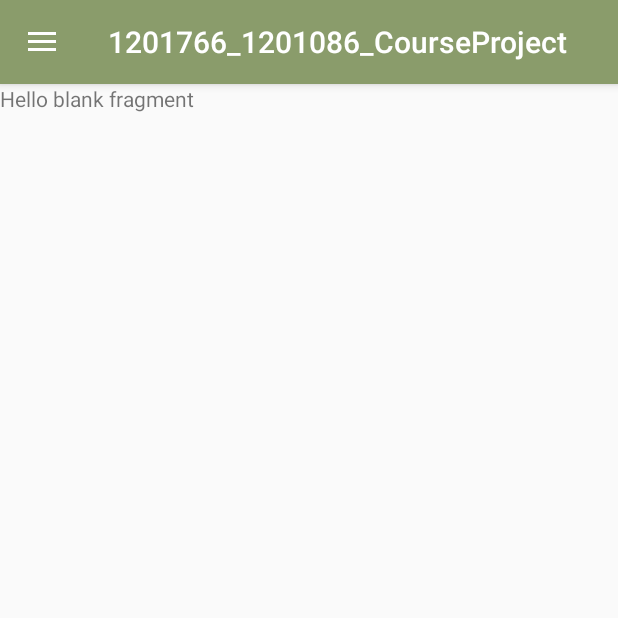
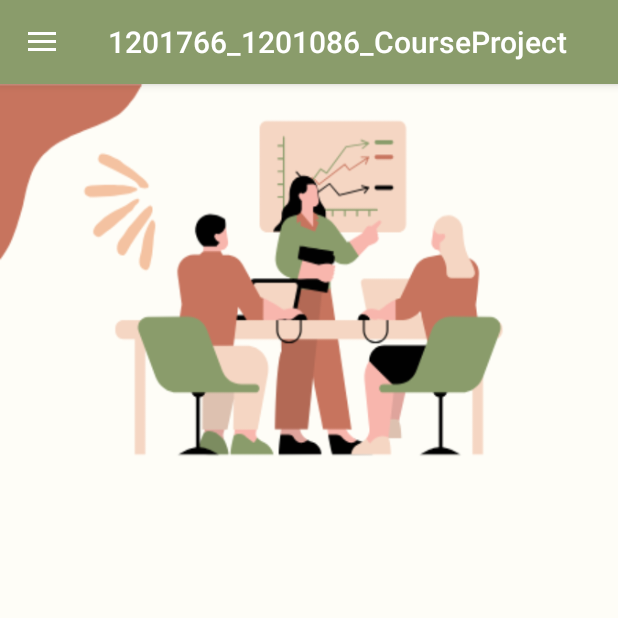
Before and after one commit to zainabja52/AndroidProject, an Android app: the TodayFragment screen opened directly, with no data from a screen before it, on a phone screen of 412 x 824 dp, the top half of it. Run offline under Robolectric (Android 15) with nearby library versions, the phone set to English and light mode, and no system bars.

Commit message:
Update task management and layout files for improved functionality

```diff
--- a/app/src/main/java/com/example/a1201766_1201086_courseproject/AllTasksFragment.java
+++ b/app/src/main/java/com/example/a1201766_1201086_courseproject/AllTasksFragment.java
@@ -67,7 +67,6 @@ public class AllTasksFragment extends Fragment {
         dateKeys.sort(String::compareTo); // Sort dates chronologically
 
         // Set adapter to display the tasks
-        recyclerView.setAdapter(new TaskAdapter(groupedTasks, dateKeys));
+        recyclerView.setAdapter(new TaskAdapter(getContext(), groupedTasks, taskDatabaseHelper));
     }
-
 }
--- a/app/src/main/java/com/example/a1201766_1201086_courseproject/CompletedTasksFragment.java
+++ b/app/src/main/java/com/example/a1201766_1201086_courseproject/CompletedTasksFragment.java
@@ -64,6 +64,6 @@ public class CompletedTasksFragment extends Fragment {
         dateKeys.sort(String::compareTo);
 
         // Bind grouped tasks to RecyclerView
-        recyclerView.setAdapter(new TaskAdapter(groupedTasks, dateKeys));
+        recyclerView.setAdapter(new TaskAdapter(getContext(), groupedTasks, taskDatabaseHelper));
     }
 }
--- a/app/src/main/java/com/example/a1201766_1201086_courseproject/TodayFragment.java
+++ b/app/src/main/java/com/example/a1201766_1201086_courseproject/TodayFragment.java
@@ -1,64 +1,83 @@
 package com.example.a1201766_1201086_courseproject;
 
+import android.content.Context;
+import android.content.SharedPreferences;
+import android.database.Cursor;
 import android.os.Bundle;
-
-import androidx.fragment.app.Fragment;
-
 import android.view.LayoutInflater;
 import android.view.View;
 import android.view.ViewGroup;
 
-/**
- * A simple {@link Fragment} subclass.
- * Use the {@link TodayFragment#newInstance} factory method to
- * create an instance of this fragment.
- */
+import androidx.annotation.NonNull;
+import androidx.annotation.Nullable;
+import androidx.fragment.app.Fragment;
+import androidx.recyclerview.widget.LinearLayoutManager;
+import androidx.recyclerview.widget.RecyclerView;
+
+import java.text.SimpleDateFormat;
+import java.util.ArrayList;
+import java.util.Date;
+import java.util.List;
+import java.util.Locale;
+
 public class TodayFragment extends Fragment {
 
-    // TODO: Rename parameter arguments, choose names that match
-    // the fragment initialization parameters, e.g. ARG_ITEM_NUMBER
-    private static final String ARG_PARAM1 = "param1";
-    private static final String ARG_PARAM2 = "param2";
+    private RecyclerView recyclerView;
+    private TodayTaskAdapter taskAdapter;
+    private TaskDatabaseHelper taskDatabaseHelper;
+    private List<Task> todayTasks;
 
-    // TODO: Rename and change types of parameters
-    private String mParam1;
-    private String mParam2;
+    @Nullable
+    @Override
+    public View onCreateView(@NonNull LayoutInflater inflater, @Nullable ViewGroup container,
+                             @Nullable Bundle savedInstanceState) {
+        View view = inflater.inflate(R.layout.fragment_today, container, false);
 
-    public TodayFragment() {
-        // Required empty public constructor
+        // Initialize views
+        recyclerView = view.findViewById(R.id.recyclerViewTodayTasks);
+        recyclerView.setLayoutManager(new LinearLayoutManager(getContext()));
+
+        // Initialize helper and task list
+        taskDatabaseHelper = new TaskDatabaseHelper(getContext());
+        todayTasks = new ArrayList<>();
+
+        // Load today's tasks
+        loadTodayTasks();
+
+        // Set up adapter
+        taskAdapter = new TodayTaskAdapter(getContext(), todayTasks, taskDatabaseHelper);
+        recyclerView.setAdapter(taskAdapter);
+
+        return view;
     }
 
-    /**
-     * Use this factory method to create a new instance of
-     * this fragment using the provided parameters.
-     *
-     * @param param1 Parameter 1.
-     * @param param2 Parameter 2.
-     * @return A new instance of fragment TodayFragment.
-     */
-    // TODO: Rename and change types and number of parameters
-    public static TodayFragment newInstance(String param1, String param2) {
-        TodayFragment fragment = new TodayFragment();
-        Bundle args = new Bundle();
-        args.putString(ARG_PARAM1, param1);
-        args.putString(ARG_PARAM2, param2);
-        fragment.setArguments(args);
-        return fragment;
-    }
+    private void loadTodayTasks() {
+        // Get logged-in user's email
+        SharedPreferences preferences = getActivity().getSharedPreferences("USER_PREF", Context.MODE_PRIVATE);
+        String userEmail = preferences.getString("email", "");
 
-    @Override
-    public void onCreate(Bundle savedInstanceState) {
-        super.onCreate(savedInstanceState);
-        if (getArguments() != null) {
-            mParam1 = getArguments().getString(ARG_PARAM1);
-            mParam2 = getArguments().getString(ARG_PARAM2);
+        if (userEmail == null || userEmail.isEmpty()) return;
+
+        // Get today's date
+        String todayDate = new SimpleDateFormat("yyyy-MM-dd", Locale.getDefault()).format(new Date());
+
+        // Query tasks for today
+        Cursor cursor = taskDatabaseHelper.getTasksForToday(userEmail, todayDate);
+
+        if (cursor != null) {
+            while (cursor.moveToNext()) {
+                Task task = new Task(
+                        cursor.getInt(cursor.getColumnIndexOrThrow("id")),
+                        cursor.getString(cursor.getColumnIndexOrThrow("title")),
+                        cursor.getString(cursor.getColumnIndexOrThrow("description")),
+                        cursor.getString(cursor.getColumnIndexOrThrow("due_date")),
+                        cursor.getString(cursor.getColumnIndexOrThrow("priority")),
+                        cursor.getString(cursor.getColumnIndexOrThrow("status")),
+                        cursor.getString(cursor.getColumnIndexOrThrow("reminder"))
+                );
+                todayTasks.add(task);
+            }
+            cursor.close();
         }
     }
-
-    @Override
-    public View onCreateView(LayoutInflater inflater, ViewGroup container,
-                             Bundle savedInstanceState) {
-        // Inflate the layout for this fragment
-        return inflater.inflate(R.layout.fragment_today, container, false);
-    }
 }
--- /dev/null
+++ b/app/src/main/java/com/example/a1201766_1201086_courseproject/TodayTaskAdapter.java
@@ -0,0 +1,16 @@
+package com.example.a1201766_1201086_courseproject;
+
+import android.content.Context;
+import java.util.List;
+
+public class TodayTaskAdapter extends BaseTaskAdapter<Task> {
+
+    public TodayTaskAdapter(Context context, List<Task> taskList, TaskDatabaseHelper taskDatabaseHelper) {
+        super(context, taskList, taskDatabaseHelper);
+    }
+
+    @Override
+    protected int getLayoutId() {
+        return R.layout.item_task;
+    }
+}
--- a/app/src/main/res/layout/fragment_new_task.xml
+++ b/app/src/main/res/layout/fragment_new_task.xml
@@ -4,7 +4,7 @@
     xmlns:app="http://schemas.android.com/apk/res-auto"
     android:layout_width="match_parent"
     android:layout_height="match_parent"
-    android:background="@drawable/photo1"
+    android:background="@drawable/img_2"
     android:gravity="center">
 
     <!-- Single Parent Layout -->
--- a/app/src/main/res/layout/fragment_today.xml
+++ b/app/src/main/res/layout/fragment_today.xml
@@ -1,14 +1,21 @@
 <?xml version="1.0" encoding="utf-8"?>
-<FrameLayout xmlns:android="http://schemas.android.com/apk/res/android"
-    xmlns:tools="http://schemas.android.com/tools"
+<RelativeLayout xmlns:android="http://schemas.android.com/apk/res/android"
     android:layout_width="match_parent"
     android:layout_height="match_parent"
-    tools:context=".TodayFragment">
+    android:background="@drawable/photo1">
 
-    <!-- TODO: Update blank fragment layout -->
-    <TextView
+    <ImageView
+        android:id="@+id/topImage"
+        android:layout_width="match_parent"
+        android:layout_height="250dp"
+        android:scaleType="fitXY" />
+
+    <androidx.recyclerview.widget.RecyclerView
+        android:id="@+id/recyclerViewTodayTasks"
         android:layout_width="match_parent"
         android:layout_height="match_parent"
-        android:text="@string/hello_blank_fragment" />
-
-</FrameLayout>
+        android:layout_below="@id/topImage"
+        android:layout_marginTop="8dp"
+        android:padding="16dp"
+        android:clipToPadding="false" />
+</RelativeLayout>
```
Also changed, not shown: app/src/main/java/com/example/a1201766_1201086_courseproject/BaseTaskAdapter.java (added, +230 -0 lines), app/src/main/java/com/example/a1201766_1201086_courseproject/Task.java (+27 -0 lines), app/src/main/java/com/example/a1201766_1201086_courseproject/TaskAdapter.java (+15 -80 lines), app/src/main/java/com/example/a1201766_1201086_courseproject/TaskDatabaseHelper.java (+16 -0 lines), app/src/main/res/layout/dialog_edit_task.xml (added, +36 -0 lines), app/src/main/res/layout/item_task.xml (added, +86 -0 lines), app/src/main/res/layout/item_task_group.xml (deleted, +0 -51 lines), app/src/main/res/drawable-v24/img.png (added), app/src/main/res/drawable-v24/img_1.png (added), app/src/main/res/drawable-v24/img_2.png (added).
